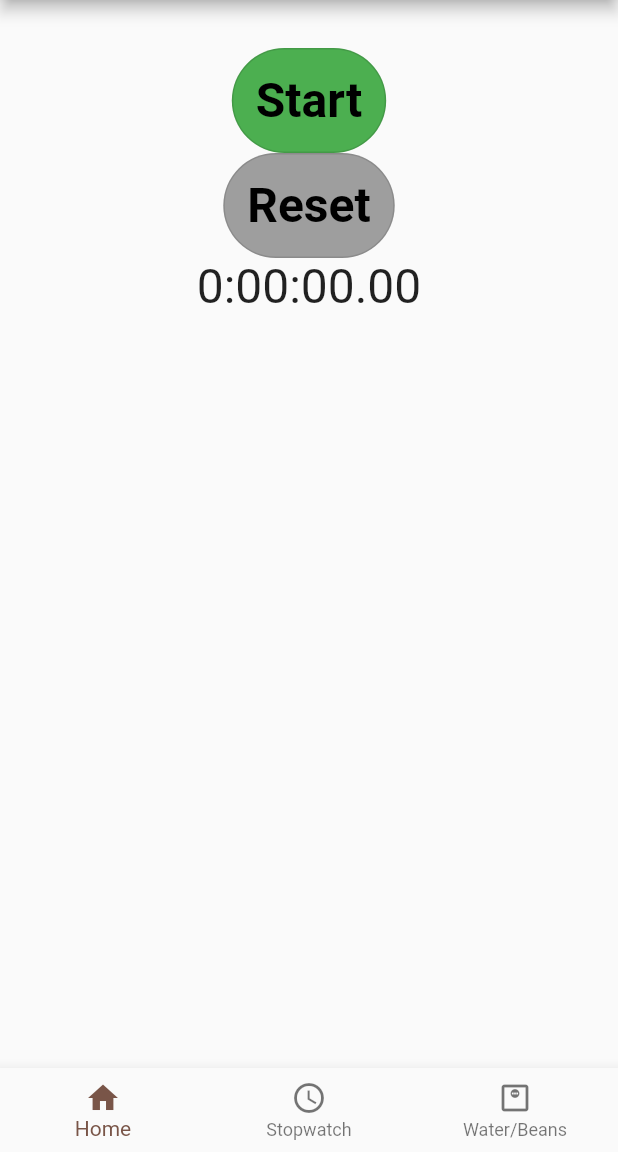
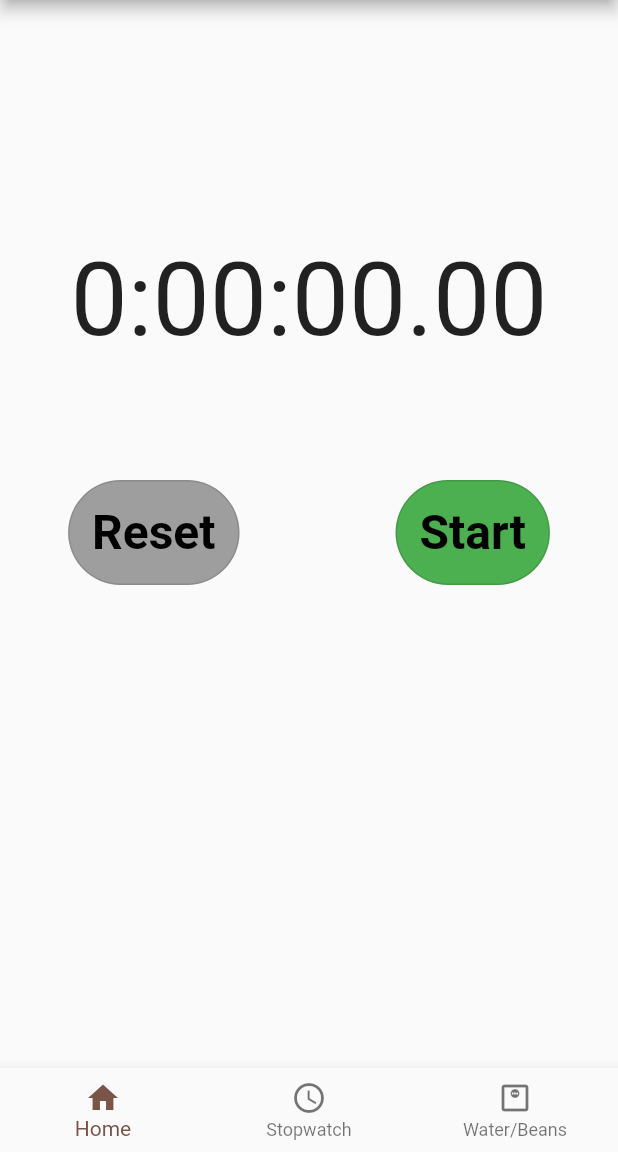
Before and after one commit to Michal-Koter/coffee-app, a Flutter app: the StopwatchScreen screen opened by its route, on a phone screen of 412 x 824 dp, the part 84-1236 px from its top. Run offline on Flutter 3.47's test engine with Material 2 defaults, Android fonts, the phone set to English and light mode, and no system bars; our stand-ins replace shared_preferences; accounts and stored records are empty.

Commit message:
Decorate stopwatch

```diff
--- a/lib/screens/stopwatch_screen.dart
+++ b/lib/screens/stopwatch_screen.dart
@@ -34,16 +34,29 @@ class _StopwatchScreenState extends State<StopwatchScreen> {
       ),
       drawer: const MenuDrawer(),
       bottomNavigationBar: const MenuBottom(),
-      body: Center(
-        child: Padding(
-          padding: const EdgeInsets.all(32.0),
+      body: Padding(
+        padding: EdgeInsets.only(left: 5, right: 5, top: 160),
+        child: Center(
           child: Column(
             children: [
-              runButton(),
-              isRun ? roundButton() : resetButton(),
               Text(
                 dif,
-                style: const TextStyle(fontSize: 32),
+                style: const TextStyle(fontSize: 68),
+              ),
+              Padding(
+                padding: EdgeInsets.only(top: 80, bottom: 24),
+                child: Wrap(
+                  children: [
+                    Padding(
+                      padding: const EdgeInsetsDirectional.only(end: 52),
+                      child: isRun ? roundButton() : resetButton(),
+                    ),
+                    Padding(
+                      padding: const EdgeInsetsDirectional.only(start: 52),
+                      child: runButton(),
+                    ),
+                  ],
+                ),
               ),
               rounds(),
               if (isRun) currentRound(),
@@ -137,6 +150,7 @@ class _StopwatchScreenState extends State<StopwatchScreen> {
       massage = massage.substring(0, massage.length - 4);
       data.add(Text(
         '${i + 1} round: $massage',
+        style: const TextStyle(fontSize: 24),
       ));
     }
     return Column(
@@ -149,7 +163,10 @@ class _StopwatchScreenState extends State<StopwatchScreen> {
       Duration round = stopwatch.runningTime();
       String massage = round.toString();
       massage = massage.substring(0, massage.length - 4);
-      return Text('${stopwatch.rounds.length + 1} round: $massage');
+      return Text(
+        '${stopwatch.rounds.length + 1} round: $massage',
+        style: const TextStyle(fontSize: 24),
+      );
     }
     return const Text('');
   }
```
